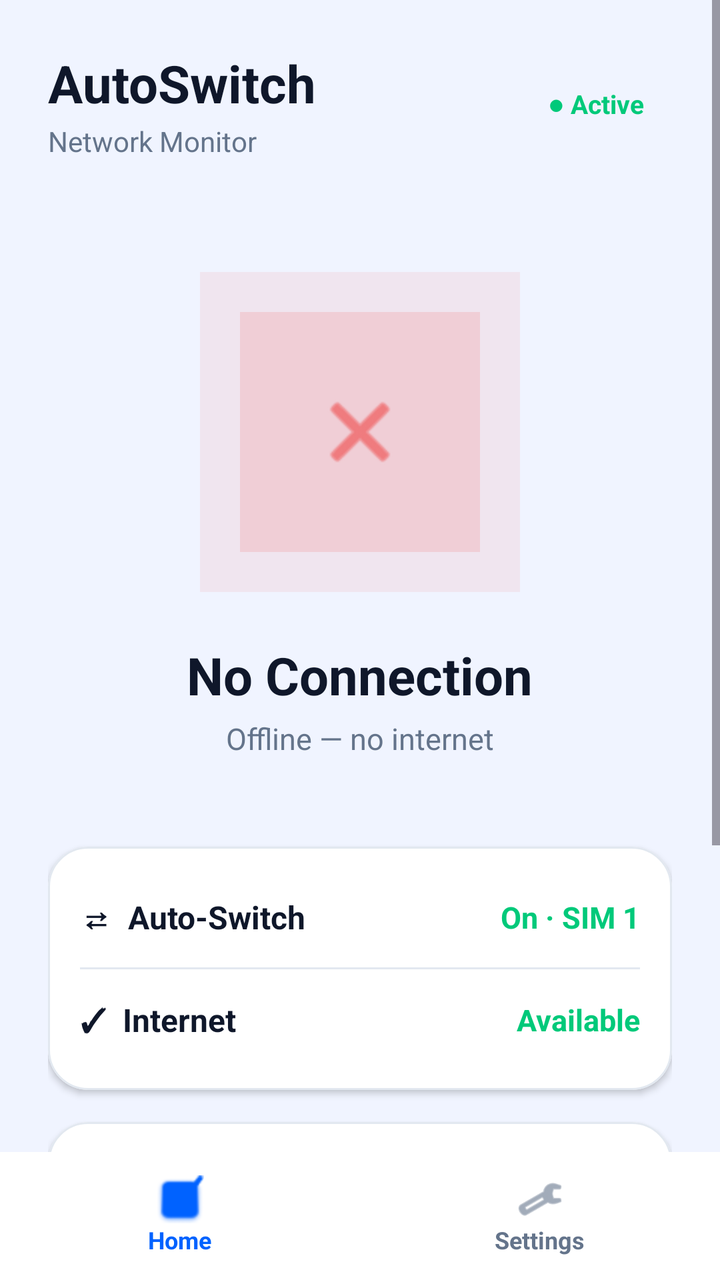
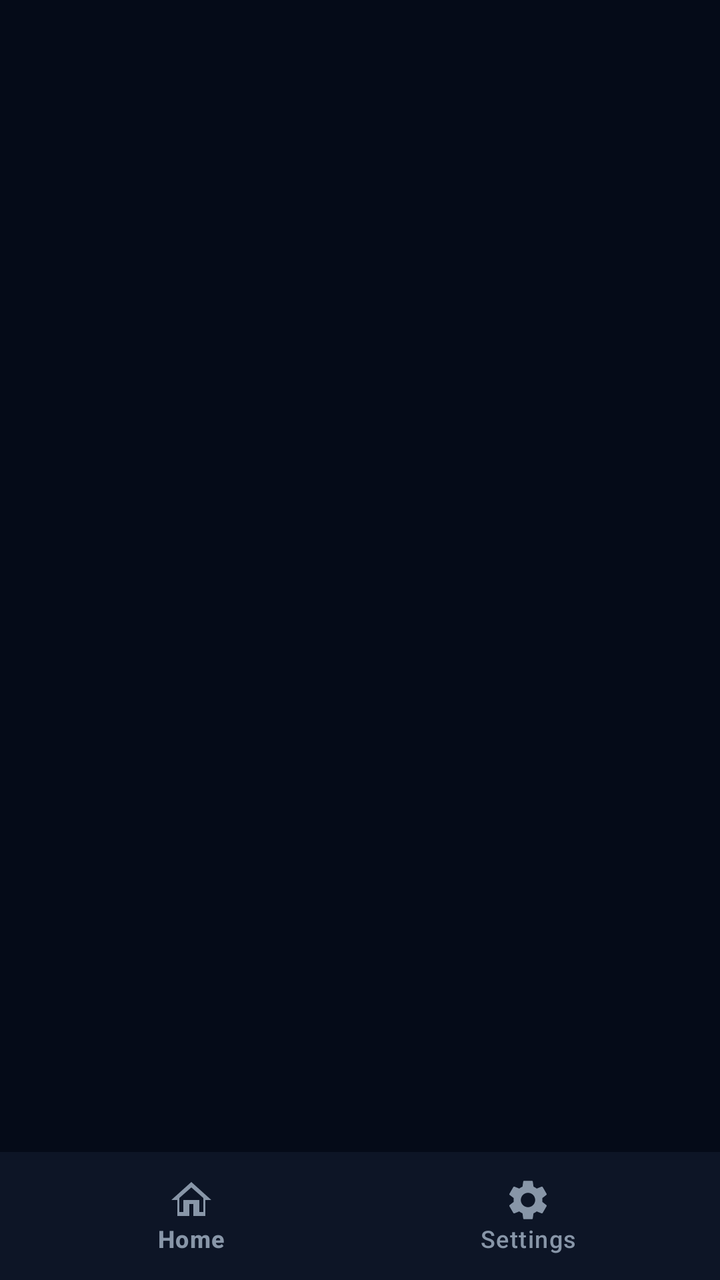

Two renders of the same Android screen: before a commit and after it. Below are the layout's source before the change and the commit's diff.
<!-- AndroidManifest.xml: activity theme Theme.AutoSwitchAPK -->
<!-- res/layout/activity_main.xml -->
<?xml version="1.0" encoding="utf-8"?>
<RelativeLayout xmlns:android="http://schemas.android.com/apk/res/android"
    xmlns:app="http://schemas.android.com/apk/res-auto"
    xmlns:tools="http://schemas.android.com/tools"
    android:layout_width="match_parent"
    android:layout_height="match_parent"
    android:background="@color/primary">

    <ScrollView
        android:layout_width="match_parent"
        android:layout_height="match_parent"
        android:layout_above="@id/bottomNavigation"
        android:fillViewport="true">

        <LinearLayout
            android:layout_width="match_parent"
            android:layout_height="wrap_content"
            android:orientation="vertical"
            android:padding="24dp">

            
            <RelativeLayout
                android:layout_width="match_parent"
                android:layout_height="wrap_content"
                android:layout_marginBottom="32dp">

                <LinearLayout
                    android:layout_width="wrap_content"
                    android:layout_height="wrap_content"
                    android:orientation="vertical"
                    android:layout_alignParentStart="true">

                    <TextView
                        android:id="@+id/tvAppTitle"
                        android:layout_width="wrap_content"
                        android:layout_height="wrap_content"
                        android:text="AutoSwitch"
                        android:textColor="@color/primary_text"
                        android:textSize="26sp"
                        android:textStyle="bold" />

                    <TextView
                        android:id="@+id/tvAppSubtitle"
                        android:layout_width="wrap_content"
                        android:layout_height="wrap_content"
                        android:text="Network Monitor"
                        android:textColor="@color/text_muted"
                        android:textSize="14sp"
                        android:layout_marginTop="2dp" />
                </LinearLayout>

                <TextView
                    android:id="@+id/tvActiveBadge"
                    android:layout_width="wrap_content"
                    android:layout_height="wrap_content"
                    android:layout_alignParentEnd="true"
                    android:layout_centerVertical="true"
                    android:text="● Active"
                    android:textColor="#00C97A"
                    android:textStyle="bold"
                    android:textSize="13sp"
                    android:paddingHorizontal="14dp"
                    android:paddingVertical="6dp"
                    android:background="@android:color/transparent" />
            </RelativeLayout>

            
            <LinearLayout
                android:layout_width="match_parent"
                android:layout_height="wrap_content"
                android:orientation="vertical"
                android:gravity="center"
                android:layout_marginVertical="24dp">

                <FrameLayout
                    android:layout_width="160dp"
                    android:layout_height="160dp"
                    android:layout_gravity="center">

                    <View
                        android:layout_width="160dp"
                        android:layout_height="160dp"
                        android:background="#15EF4444" />

                    <View
                        android:layout_width="120dp"
                        android:layout_height="120dp"
                        android:layout_gravity="center"
                        android:background="#25EF4444" />

                    <ImageView
                        android:id="@+id/ivStatusOrb"
                        android:layout_width="48dp"
                        android:layout_height="48dp"
                        android:layout_gravity="center"
                        android:src="@android:drawable/ic_menu_close_clear_cancel"
                        app:tint="@color/status_red" />
                </FrameLayout>

                <TextView
                    android:id="@+id/tvWifiStatus"
                    android:layout_width="wrap_content"
                    android:layout_height="wrap_content"
                    android:text="No Connection"
                    android:textColor="@color/primary_text"
                    android:textSize="26sp"
                    android:textStyle="bold"
                    android:layout_marginTop="24dp" />

                <TextView
                    android:id="@+id/tvWifiSubText"
                    android:layout_width="wrap_content"
                    android:layout_height="wrap_content"
                    android:text="Offline — no internet"
                    android:textColor="@color/text_muted"
                    android:textSize="15sp"
                    android:layout_marginTop="4dp" />
            </LinearLayout>

            
            <com.google.android.material.card.MaterialCardView
                android:layout_width="match_parent"
                android:layout_height="wrap_content"
                android:layout_marginTop="20dp"
                app:cardBackgroundColor="@color/card_bg"
                app:cardCornerRadius="20dp"
                app:cardElevation="2dp"
                app:strokeWidth="1dp"
                app:strokeColor="@color/border_color">

                <LinearLayout
                    android:layout_width="match_parent"
                    android:layout_height="wrap_content"
                    android:orientation="vertical"
                    android:padding="16dp">

                    
                    <RelativeLayout
                        android:layout_width="match_parent"
                        android:layout_height="wrap_content"
                        android:paddingVertical="8dp">

                        <TextView
                            android:id="@+id/tvAutoSwitchLabel"
                            android:layout_width="wrap_content"
                            android:layout_height="wrap_content"
                            android:text="⇄  Auto-Switch"
                            android:textColor="@color/primary_text"
                            android:textSize="16sp"
                            android:textStyle="bold"
                            android:layout_alignParentStart="true"
                            android:layout_centerVertical="true" />

                        <TextView
                            android:id="@+id/tvAutoSwitchValue"
                            android:layout_width="wrap_content"
                            android:layout_height="wrap_content"
                            android:text="On · SIM 1"
                            android:textColor="#00C97A"
                            android:textSize="15sp"
                            android:textStyle="bold"
                            android:layout_alignParentEnd="true"
                            android:layout_centerVertical="true" />
                    </RelativeLayout>

                    <View
                        android:layout_width="match_parent"
                        android:layout_height="1dp"
                        android:background="@color/border_color"
                        android:layout_marginVertical="6dp" />

                    
                    <RelativeLayout
                        android:layout_width="match_parent"
                        android:layout_height="wrap_content"
                        android:paddingVertical="8dp">

                        <TextView
                            android:id="@+id/tvInternetLabel"
                            android:layout_width="wrap_content"
                            android:layout_height="wrap_content"
                            android:text="✓  Internet"
                            android:textColor="@color/primary_text"
                            android:textSize="16sp"
                            android:textStyle="bold"
                            android:layout_alignParentStart="true"
                            android:layout_centerVertical="true" />

                        <TextView
                            android:id="@+id/tvInternetValue"
                            android:layout_width="wrap_content"
                            android:layout_height="wrap_content"
                            android:text="Available"
                            android:textColor="#00C97A"
                            android:textSize="15sp"
                            android:textStyle="bold"
                            android:layout_alignParentEnd="true"
                            android:layout_centerVertical="true" />
                    </RelativeLayout>
                </LinearLayout>
            </com.google.android.material.card.MaterialCardView>

            
            <com.google.android.material.card.MaterialCardView
                android:layout_width="match_parent"
                android:layout_height="wrap_content"
                android:layout_marginTop="16dp"
                app:cardBackgroundColor="@color/card_bg"
                app:cardCornerRadius="20dp"
                app:cardElevation="2dp"
                app:strokeWidth="1dp"
                app:strokeColor="@color/border_color">

                <LinearLayout
                    android:layout_width="match_parent"
                    android:layout_height="wrap_content"
                    android:orientation="vertical"
                    android:padding="16dp">

                    <RelativeLayout
                        android:layout_width="match_parent"
                        android:layout_height="wrap_content">

                        <TextView
                            android:layout_width="wrap_content"
                            android:layout_height="wrap_content"
                            android:text="Enable Auto-Switch Monitor"
                            android:textColor="@color/primary_text"
                            android:textSize="15sp"
                            android:textStyle="bold"
                            android:layout_alignParentStart="true"
                            android:layout_centerVertical="true" />

                        <com.google.android.material.materialswitch.MaterialSwitch
                            android:id="@+id/switchAutoService"
                            android:layout_width="wrap_content"
                            android:layout_height="wrap_content"
                            android:layout_alignParentEnd="true"
                            android:layout_centerVertical="true" />
                    </RelativeLayout>

                    <RadioGroup
                        android:id="@+id/rgSimSelection"
                        android:layout_width="match_parent"
                        android:layout_height="wrap_content"
                        android:orientation="horizontal"
                        android:layout_marginTop="12dp">

                        <RadioButton
                            android:id="@+id/rbSim1"
                            android:layout_width="0dp"
                            android:layout_height="wrap_content"
                            android:layout_weight="1"
                            android:text="SIM 1"
                            android:textColor="@color/primary_text"
                            android:checked="true" />

                        <RadioButton
                            android:id="@+id/rbSim2"
                            android:layout_width="0dp"
                            android:layout_height="wrap_content"
                            android:layout_weight="1"
                            android:text="SIM 2"
                            android:textColor="@color/primary_text" />
                    </RadioGroup>

                    <com.google.android.material.button.MaterialButton
                        android:id="@+id/btnOpenSimSettings"
                        android:layout_width="match_parent"
                        android:layout_height="wrap_content"
                        android:text="Open Network Settings"
                        app:backgroundTint="@color/accent"
                        android:textColor="@color/white"
                        android:textStyle="bold"
                        android:layout_marginTop="12dp" />

                </LinearLayout>
            </com.google.android.material.card.MaterialCardView>

        </LinearLayout>
    </ScrollView>

    
    <LinearLayout
        android:id="@+id/bottomNavigation"
        android:layout_width="match_parent"
        android:layout_height="64dp"
        android:layout_alignParentBottom="true"
        android:background="@color/card_bg"
        android:orientation="horizontal"
        android:gravity="center">

        <LinearLayout
            android:layout_width="0dp"
            android:layout_height="match_parent"
            android:layout_weight="1"
            android:orientation="vertical"
            android:gravity="center">

            <ImageView
                android:layout_width="24dp"
                android:layout_height="24dp"
                android:src="@android:drawable/checkbox_on_background"
                app:tint="@color/accent" />

            <TextView
                android:layout_width="wrap_content"
                android:layout_height="wrap_content"
                android:text="Home"
                android:textColor="@color/accent"
                android:textSize="12sp"
                android:textStyle="bold" />
        </LinearLayout>

        <LinearLayout
            android:layout_width="0dp"
            android:layout_height="match_parent"
            android:layout_weight="1"
            android:orientation="vertical"
            android:gravity="center">

            <ImageView
                android:layout_width="24dp"
                android:layout_height="24dp"
                android:src="@android:drawable/ic_menu_preferences"
                app:tint="@color/text_muted" />

            <TextView
                android:layout_width="wrap_content"
                android:layout_height="wrap_content"
                android:text="Settings"
                android:textColor="@color/text_muted"
                android:textSize="12sp"
                android:textStyle="bold" />
        </LinearLayout>
    </LinearLayout>

</RelativeLayout>
<!-- resources referenced by this layout -->
<resources>
  <color name="accent">#0062FF</color>
  <color name="border_color">#E2E8F0</color>
  <color name="card_bg">#FFFFFF</color>
  <color name="primary">#F0F4FF</color>
  <color name="primary_text">#0F172A</color>
  <color name="status_red">#EF4444</color>
  <color name="text_muted">#64748B</color>
  <color name="white">#FFFFFFFF</color>
  <style name="Theme.AutoSwitchAPK" parent="Theme.Material3.DayNight.NoActionBar">
          <item name="colorPrimary">@color/accent</item>
          <item name="colorOnPrimary">@color/white</item>
          <item name="android:statusBarColor">@color/primary</item>
          <item name="android:navigationBarColor">@color/card_bg</item>
          <item name="android:windowBackground">@color/primary</item>
      </style>
</resources>

<!-- the commit's change to res/layout/activity_main.xml (unified diff, before → after) -->
@@ -1,338 +1,27 @@
 <?xml version="1.0" encoding="utf-8"?>
 <RelativeLayout xmlns:android="http://schemas.android.com/apk/res/android"
     xmlns:app="http://schemas.android.com/apk/res-auto"
-    xmlns:tools="http://schemas.android.com/tools"
     android:layout_width="match_parent"
     android:layout_height="match_parent"
-    android:background="@color/primary">
+    android:background="@color/bg_dark">
 
-    <ScrollView
+    
+    <FrameLayout
+        android:id="@+id/fragment_container"
         android:layout_width="match_parent"
         android:layout_height="match_parent"
-        android:layout_above="@id/bottomNavigation"
-        android:fillViewport="true">
-
-        <LinearLayout
-            android:layout_width="match_parent"
-            android:layout_height="wrap_content"
-            android:orientation="vertical"
-            android:padding="24dp">
-
-            
-            <RelativeLayout
-                android:layout_width="match_parent"
-                android:layout_height="wrap_content"
-                android:layout_marginBottom="32dp">
-
-                <LinearLayout
-                    android:layout_width="wrap_content"
-                    android:layout_height="wrap_content"
-                    android:orientation="vertical"
-                    android:layout_alignParentStart="true">
-
-                    <TextView
-                        android:id="@+id/tvAppTitle"
-                        android:layout_width="wrap_content"
-                        android:layout_height="wrap_content"
-                        android:text="AutoSwitch"
-                        android:textColor="@color/primary_text"
-                        android:textSize="26sp"
-                        android:textStyle="bold" />
-
-                    <TextView
-                        android:id="@+id/tvAppSubtitle"
-                        android:layout_width="wrap_content"
-                        android:layout_height="wrap_content"
-                        android:text="Network Monitor"
-                        android:textColor="@color/text_muted"
-                        android:textSize="14sp"
-                        android:layout_marginTop="2dp" />
-                </LinearLayout>
-
-                <TextView
-                    android:id="@+id/tvActiveBadge"
-                    android:layout_width="wrap_content"
-                    android:layout_height="wrap_content"
-                    android:layout_alignParentEnd="true"
-                    android:layout_centerVertical="true"
-                    android:text="● Active"
-                    android:textColor="#00C97A"
-                    android:textStyle="bold"
-                    android:textSize="13sp"
-                    android:paddingHorizontal="14dp"
-                    android:paddingVertical="6dp"
-                    android:background="@android:color/transparent" />
-            </RelativeLayout>
-
-            
-            <LinearLayout
-                android:layout_width="match_parent"
-                android:layout_height="wrap_content"
-                android:orientation="vertical"
-                android:gravity="center"
-                android:layout_marginVertical="24dp">
-
-                <FrameLayout
-                    android:layout_width="160dp"
-                    android:layout_height="160dp"
-                    android:layout_gravity="center">
-
-                    <View
-                        android:layout_width="160dp"
-                        android:layout_height="160dp"
-                        android:background="#15EF4444" />
-
-                    <View
-                        android:layout_width="120dp"
-                        android:layout_height="120dp"
-                        android:layout_gravity="center"
-                        android:background="#25EF4444" />
-
-                    <ImageView
-                        android:id="@+id/ivStatusOrb"
-                        android:layout_width="48dp"
-                        android:layout_height="48dp"
-                        android:layout_gravity="center"
-                        android:src="@android:drawable/ic_menu_close_clear_cancel"
-                        app:tint="@color/status_red" />
-                </FrameLayout>
-
-                <TextView
-                    android:id="@+id/tvWifiStatus"
-                    android:layout_width="wrap_content"
-                    android:layout_height="wrap_content"
-                    android:text="No Connection"
-                    android:textColor="@color/primary_text"
-                    android:textSize="26sp"
-                    android:textStyle="bold"
-                    android:layout_marginTop="24dp" />
-
-                <TextView
-                    android:id="@+id/tvWifiSubText"
-                    android:layout_width="wrap_content"
-                    android:layout_height="wrap_content"
-                    android:text="Offline — no internet"
-                    android:textColor="@color/text_muted"
-                    android:textSize="15sp"
-                    android:layout_marginTop="4dp" />
-            </LinearLayout>
-
-            
-            <com.google.android.material.card.MaterialCardView
-                android:layout_width="match_parent"
-                android:layout_height="wrap_content"
-                android:layout_marginTop="20dp"
-                app:cardBackgroundColor="@color/card_bg"
-                app:cardCornerRadius="20dp"
-                app:cardElevation="2dp"
-                app:strokeWidth="1dp"
-                app:strokeColor="@color/border_color">
-
-                <LinearLayout
-                    android:layout_width="match_parent"
-                    android:layout_height="wrap_content"
-                    android:orientation="vertical"
-                    android:padding="16dp">
-
-                    
-                    <RelativeLayout
-                        android:layout_width="match_parent"
-                        android:layout_height="wrap_content"
-                        android:paddingVertical="8dp">
-
-                        <TextView
-                            android:id="@+id/tvAutoSwitchLabel"
-                            android:layout_width="wrap_content"
-                            android:layout_height="wrap_content"
-                            android:text="⇄  Auto-Switch"
-                            android:textColor="@color/primary_text"
-                            android:textSize="16sp"
-                            android:textStyle="bold"
-                            android:layout_alignParentStart="true"
-                            android:layout_centerVertical="true" />
-
-                        <TextView
-                            android:id="@+id/tvAutoSwitchValue"
-                            android:layout_width="wrap_content"
-                            android:layout_height="wrap_content"
-                            android:text="On · SIM 1"
-                            android:textColor="#00C97A"
-                            android:textSize="15sp"
-                            android:textStyle="bold"
-                            android:layout_alignParentEnd="true"
-                            android:layout_centerVertical="true" />
-                    </RelativeLayout>
-
-                    <View
-                        android:layout_width="match_parent"
-                        android:layout_height="1dp"
-                        android:background="@color/border_color"
-                        android:layout_marginVertical="6dp" />
-
-                    
-                    <RelativeLayout
-                        android:layout_width="match_parent"
-                        android:layout_height="wrap_content"
-                        android:paddingVertical="8dp">
-
-                        <TextView
-                            android:id="@+id/tvInternetLabel"
-                            android:layout_width="wrap_content"
-                            android:layout_height="wrap_content"
-                            android:text="✓  Internet"
-                            android:textColor="@color/primary_text"
-                            android:textSize="16sp"
-                            android:textStyle="bold"
-                            android:layout_alignParentStart="true"
-                            android:layout_centerVertical="true" />
-
-                        <TextView
-                            android:id="@+id/tvInternetValue"
-                            android:layout_width="wrap_content"
-                            android:layout_height="wrap_content"
-                            android:text="Available"
-                            android:textColor="#00C97A"
-                            android:textSize="15sp"
-                            android:textStyle="bold"
-                            android:layout_alignParentEnd="true"
-                            android:layout_centerVertical="true" />
-                    </RelativeLayout>
-                </LinearLayout>
-            </com.google.android.material.card.MaterialCardView>
-
-            
-            <com.google.android.material.card.MaterialCardView
-                android:layout_width="match_parent"
-                android:layout_height="wrap_content"
-                android:layout_marginTop="16dp"
-                app:cardBackgroundColor="@color/card_bg"
-                app:cardCornerRadius="20dp"
-                app:cardElevation="2dp"
-                app:strokeWidth="1dp"
-                app:strokeColor="@color/border_color">
-
-                <LinearLayout
-                    android:layout_width="match_parent"
-                    android:layout_height="wrap_content"
-                    android:orientation="vertical"
-                    android:padding="16dp">
-
-                    <RelativeLayout
-                        android:layout_width="match_parent"
-                        android:layout_height="wrap_content">
-
-                        <TextView
-                            android:layout_width="wrap_content"
-                            android:layout_height="wrap_content"
-                            android:text="Enable Auto-Switch Monitor"
-                            android:textColor="@color/primary_text"
-                            android:textSize="15sp"
-                            android:textStyle="bold"
-                            android:layout_alignParentStart="true"
-                            android:layout_centerVertical="true" />
-
-                        <com.google.android.material.materialswitch.MaterialSwitch
-                            android:id="@+id/switchAutoService"
-                            android:layout_width="wrap_content"
-                            android:layout_height="wrap_content"
-                            android:layout_alignParentEnd="true"
-                            android:layout_centerVertical="true" />
-                    </RelativeLayout>
-
-                    <RadioGroup
-                        android:id="@+id/rgSimSelection"
-                        android:layout_width="match_parent"
-                        android:layout_height="wrap_content"
-                        android:orientation="horizontal"
-                        android:layout_marginTop="12dp">
-
-                        <RadioButton
-                            android:id="@+id/rbSim1"
-                            android:layout_width="0dp"
-                            android:layout_height="wrap_content"
-                            android:layout_weight="1"
-                            android:text="SIM 1"
-                            android:textColor="@color/primary_text"
-                            android:checked="true" />
-
-                        <RadioButton
-                            android:id="@+id/rbSim2"
-                            android:layout_width="0dp"
-                            android:layout_height="wrap_content"
-                            android:layout_weight="1"
-                            android:text="SIM 2"
-                            android:textColor="@color/primary_text" />
-                    </RadioGroup>
-
-                    <com.google.android.material.button.MaterialButton
-                        android:id="@+id/btnOpenSimSettings"
-                        android:layout_width="match_parent"
-                        android:layout_height="wrap_content"
-                        android:text="Open Network Settings"
-                        app:backgroundTint="@color/accent"
-                        android:textColor="@color/white"
-                        android:textStyle="bold"
-                        android:layout_marginTop="12dp" />
-
-                </LinearLayout>
-            </com.google.android.material.card.MaterialCardView>
-
-        </LinearLayout>
-    </ScrollView>
+        android:layout_above="@id/bottomNavigation" />
 
     
-    <LinearLayout
+    <com.google.android.material.bottomnavigation.BottomNavigationView
         android:id="@+id/bottomNavigation"
         android:layout_width="match_parent"
         android:layout_height="64dp"
         android:layout_alignParentBottom="true"
-        android:background="@color/card_bg"
-        android:orientation="horizontal"
-        android:gravity="center">
-
-        <LinearLayout
-            android:layout_width="0dp"
-            android:layout_height="match_parent"
-            android:layout_weight="1"
-            android:orientation="vertical"
-            android:gravity="center">
-
-            <ImageView
-                android:layout_width="24dp"
-                android:layout_height="24dp"
-                android:src="@android:drawable/checkbox_on_background"
-                app:tint="@color/accent" />
-
-            <TextView
-                android:layout_width="wrap_content"
-                android:layout_height="wrap_content"
-                android:text="Home"
-                android:textColor="@color/accent"
-                android:textSize="12sp"
-                android:textStyle="bold" />
-        </LinearLayout>
-
-        <LinearLayout
-            android:layout_width="0dp"
-            android:layout_height="match_parent"
-            android:layout_weight="1"
-            android:orientation="vertical"
-            android:gravity="center">
-
-            <ImageView
-                android:layout_width="24dp"
-                android:layout_height="24dp"
-                android:src="@android:drawable/ic_menu_preferences"
-                app:tint="@color/text_muted" />
-
-            <TextView
-                android:layout_width="wrap_content"
-                android:layout_height="wrap_content"
-                android:text="Settings"
-                android:textColor="@color/text_muted"
-                android:textSize="12sp"
-                android:textStyle="bold" />
-        </LinearLayout>
-    </LinearLayout>
+        android:background="@color/card_dark"
+        app:itemIconTint="@color/text_secondary_dark"
+        app:itemTextColor="@color/text_secondary_dark"
+        app:menu="@menu/bottom_nav_menu"
+        app:labelVisibilityMode="labeled" />
 
 </RelativeLayout>
<!-- resource entries referenced after the edit -->
@@ -1,19 +1,18 @@
 <!-- resources referenced by this layout -->
 <resources>
-  <color name="accent">#0062FF</color>
-  <color name="border_color">#E2E8F0</color>
-  <color name="card_bg">#FFFFFF</color>
-  <color name="primary">#F0F4FF</color>
-  <color name="primary_text">#0F172A</color>
-  <color name="status_red">#EF4444</color>
-  <color name="text_muted">#64748B</color>
+  <color name="bg_dark">#050B18</color>
+  <color name="card_dark">#0D1526</color>
+  <color name="text_secondary_dark">#8896A8</color>
+  <style name="Theme.AutoSwitchAPK" parent="Theme.Material3.DayNight.NoActionBar">
+          <item name="colorPrimary">@color/cyan_primary</item>
+          <item name="colorOnPrimary">@color/white</item>
+          <item name="android:statusBarColor">@color/bg_app</item>
+          <item name="android:navigationBarColor">@color/nav_bg</item>
+          <item name="android:windowBackground">@color/bg_app</item>
+      </style>
+  <color name="cyan_primary">#00C8FF</color>
   <color name="white">#FFFFFFFF</color>
-  <style name="Theme.AutoSwitchAPK" parent="Theme.Material3.DayNight.NoActionBar">
-          <item name="colorPrimary">@color/accent</item>
-          <item name="colorOnPrimary">@color/white</item>
-          <item name="android:statusBarColor">@color/primary</item>
-          <item name="android:navigationBarColor">@color/card_bg</item>
-          <item name="android:windowBackground">@color/primary</item>
-      </style>
+  <color name="bg_app">#F0F4FF</color>
+  <color name="nav_bg">#FFFFFF</color>
 </resources>
 
